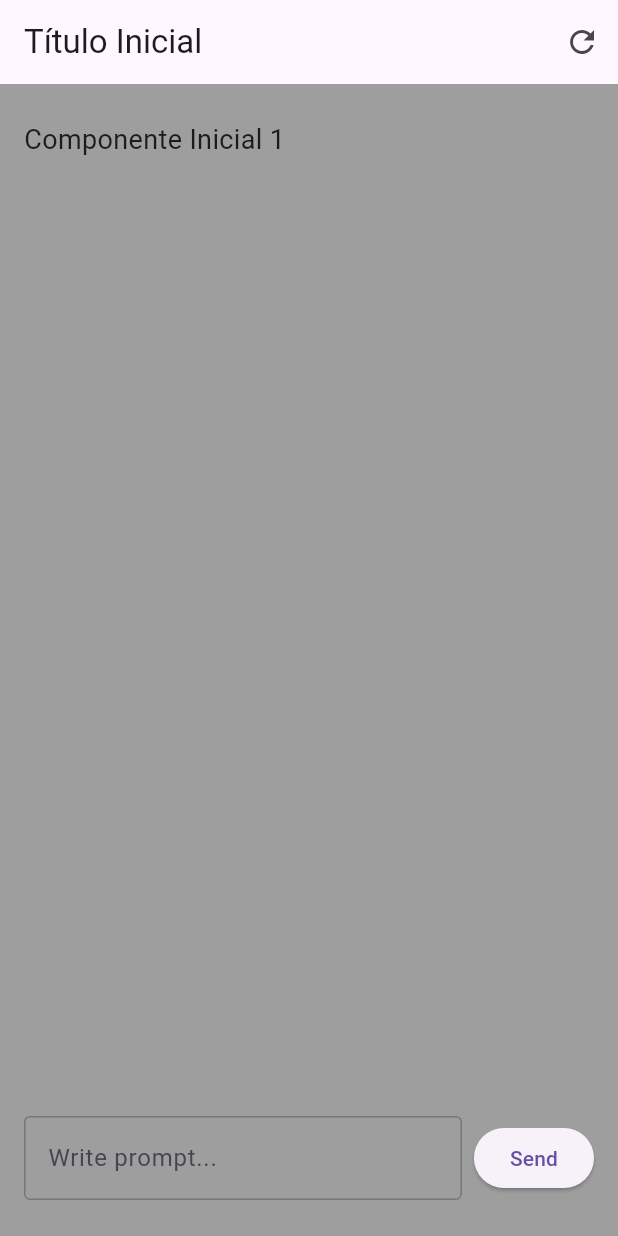
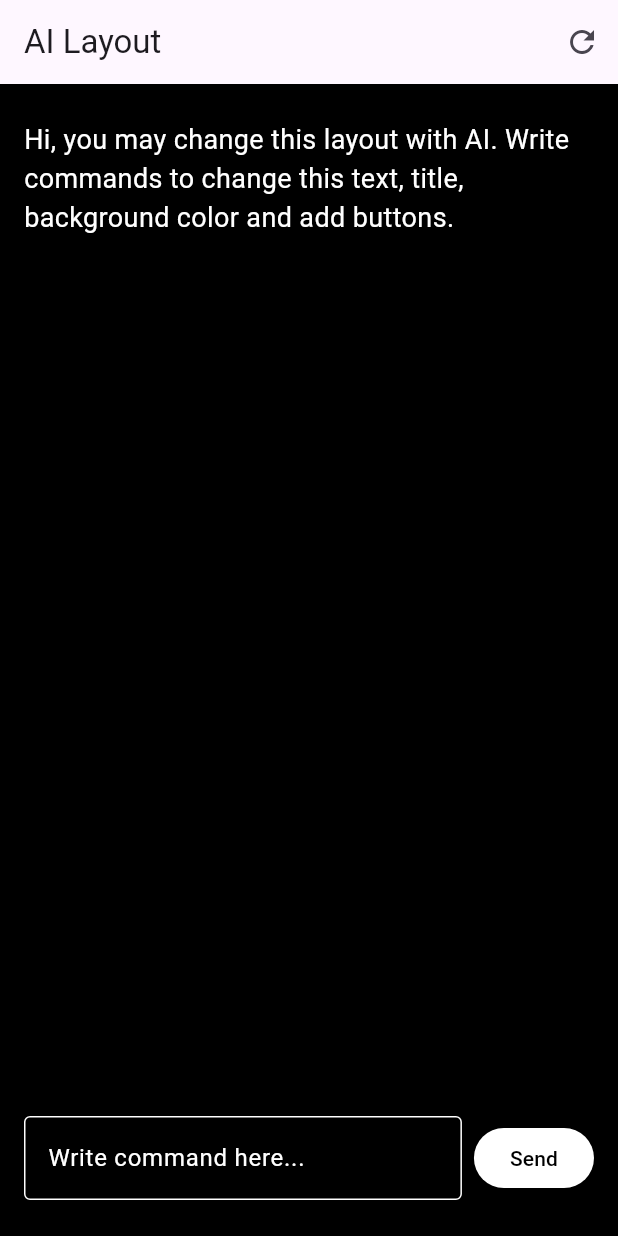
Before and after one commit to VistellaX/AI-Layout, a Flutter app: the screen it shows after launch, on a phone screen of 412 x 824 dp. Run offline on Flutter 3.47's test engine with Material 3 defaults, Android fonts, the phone set to English and light mode, and no system bars; our stand-ins replace flutter_dotenv.

Commit message:
1.0.1 Added LLM for dynamic layout change with natural language

```diff
--- a/lib/main.dart
+++ b/lib/main.dart
@@ -2,8 +2,11 @@ import 'package:flutter/material.dart';
 import 'package:provider/provider.dart';
 import 'package:ai_layout/screens/main_screen.dart';
 import 'package:ai_layout/services/ui_state_notifier.dart';
+import 'package:flutter_dotenv/flutter_dotenv.dart';
 
-void main() {
+void main() async {
+  WidgetsFlutterBinding.ensureInitialized();
+  await dotenv.load(fileName: '.env');
   runApp(
       ChangeNotifierProvider(
         create: (context) => UiStateNotifier(),
@@ -17,7 +20,7 @@ class MyApp extends StatelessWidget {
   @override
   Widget build(BuildContext context) {
     return MaterialApp(
-      title: 'Flutter Dynamic UI',
+      title: 'Flutter Dynamic Layout',
       home: MainScreen(),
     );
   }
--- a/lib/screens/main_screen.dart
+++ b/lib/screens/main_screen.dart
@@ -4,6 +4,8 @@ import 'package:flutter/material.dart';
 import 'package:provider/provider.dart';
 
 class MainScreen extends StatefulWidget {
+  const MainScreen({super.key});
+
   @override
   _MainScreenState createState() => _MainScreenState();
 }
@@ -12,16 +14,64 @@ class _MainScreenState extends State<MainScreen> {
   final _promptController = TextEditingController();
 
   @override
+  void initState() {
+    super.initState();
+    _promptController.addListener(() {
+      final uiStateNotifier = context.read<UiStateNotifier>();
+      if (_promptController.text.isNotEmpty && uiStateNotifier.uiState.errorMessage != null) {
+        uiStateNotifier.clearErrorMessage();
+      }
+    });
+  }
+
+  @override
   void dispose() {
     _promptController.dispose();
     super.dispose();
   }
 
+  void _submitPrompt() {
+    final prompt = _promptController.text;
+    if (prompt.isNotEmpty) {
+      context.read<UiStateNotifier>().processPrompt(prompt);
+    } else {
+      // Mostrar um erro se o prompt estiver vazio, se não for tratado no Notifier
+      ScaffoldMessenger.of(context).showSnackBar(
+        SnackBar(content: Text('Please, write a command.'), backgroundColor: Colors.orange),
+      );
+    }
+  }
+
+  Color getTextColorForBackground(Color backgroundColor) {
+    // Calculates the luminance of the background color.
+    // The formula for perceived luminance is Y = 0.299*R + 0.587*G + 0.114*B
+    // Colors with luminance < 0.5 are generally considered dark.
+    // Normalizes RGB values to the range 0-1.
+    double luminance = (0.299 * backgroundColor.r / 255) +
+        (0.587 * backgroundColor.g / 255) +
+        (0.114 * backgroundColor.b / 255);
+
+    return luminance > 0.5 ? Colors.black : Colors.white;
+  }
+
   @override
   Widget build(BuildContext context) {
-    // Ouve as mudanças no UiStateNotifier
     final uiStateNotifier = context.watch<UiStateNotifier>();
     final uiState = uiStateNotifier.uiState;
+    final Color textFieldTextColor = getTextColorForBackground(uiState.backgroundColor);
+
+    if (uiState.errorMessage != null && !uiState.isLoading) { // Não mostrar erro se estiver carregando novo
+      WidgetsBinding.instance.addPostFrameCallback((_) {
+        ScaffoldMessenger.of(context).removeCurrentSnackBar();
+        ScaffoldMessenger.of(context).showSnackBar(
+          SnackBar(
+            content: Text(uiState.errorMessage!),
+            backgroundColor: Colors.redAccent,
+          ),
+        );
+        context.read<UiStateNotifier>().clearErrorMessage();
+      });
+    }
 
     return Scaffold(
       appBar: AppBar(
@@ -29,8 +79,8 @@ class _MainScreenState extends State<MainScreen> {
         actions: [
           IconButton(
             icon: Icon(Icons.refresh),
-            onPressed: () {
-              // Usa context.read para chamar métodos sem reconstruir quando o método é chamado
+            onPressed: uiState.isLoading ? null : () {
+              // Use context.read to call methods without rebuilding when the method is called
               context.read<UiStateNotifier>().resetUi();
               _promptController.clear();
             },
@@ -42,7 +92,7 @@ class _MainScreenState extends State<MainScreen> {
         padding: const EdgeInsets.all(16.0),
         child: Column(
           children: <Widget>[
-            // Lista de componentes dinâmicos
+            // List of dynamic components
             Expanded(
               child: ListView.builder(
                 itemCount: uiState.componentProperties.length,
@@ -57,16 +107,23 @@ class _MainScreenState extends State<MainScreen> {
                     return Padding(
                       padding: const EdgeInsets.symmetric(vertical: 8.0),
                       child: ElevatedButton(
-                        onPressed: () {}, // Ação do botão pode ser definida depois
+                        onPressed: () {},
                         child: Text(component.text),
                         style: ElevatedButton.styleFrom(backgroundColor: component.color),
                       ),
                     );
                   }
-                  return SizedBox.shrink(); // Componente desconhecido
+                  return SizedBox.shrink(); // Unknown component
                 },
               ),
             ),
+            if (uiState.isLoading)
+              Padding(
+                padding: const EdgeInsets.symmetric(vertical: 8.0),
+                child: Center(child: CircularProgressIndicator(
+                  valueColor: AlwaysStoppedAnimation<Color>(textFieldTextColor),
+                )),
+              ),
             // Barra de entrada
             Padding(
               padding: const EdgeInsets.symmetric(vertical: 8.0),
@@ -75,28 +132,34 @@ class _MainScreenState extends State<MainScreen> {
                   Expanded(
                     child: TextField(
                       controller: _promptController,
+                      style: TextStyle(color: textFieldTextColor),
                       decoration: InputDecoration(
-                        hintText: "Write prompt...",
-                        border: OutlineInputBorder(),
+                        hintText: "Write command here...",
+                        hintStyle: TextStyle(color: textFieldTextColor.withValues()), // Um pouco mais sutil
+                        border: OutlineInputBorder(
+                          borderSide: BorderSide(color: textFieldTextColor.withValues()),
+                        ),
+                        enabledBorder: OutlineInputBorder( // Edge when enabled
+                          borderSide: BorderSide(color: textFieldTextColor.withValues()),
+                        ),
+                        focusedBorder: OutlineInputBorder( // Edge when focused
+                          borderSide: BorderSide(color: textFieldTextColor, width: 2.0),
+                        ),
                       ),
-                      onSubmitted: (value) { // Permite enviar com Enter
-                        if (value.isNotEmpty) {
-                          context.read<UiStateNotifier>().processPrompt(value);
-                          _promptController.clear();
-                        }
+                      enabled: !uiState.isLoading,
+                      onSubmitted: uiState.isLoading ? null : (value) { // Allows you to send with Enter
+                        _submitPrompt();
                       },
                     ),
                   ),
                   SizedBox(width: 8),
                   ElevatedButton(
-                    child: Text('Send'),
-                    onPressed: () {
-                      final prompt = _promptController.text;
-                      if (prompt.isNotEmpty) {
-                        context.read<UiStateNotifier>().processPrompt(prompt);
-                        _promptController.clear();
-                      }
-                    },
+                    style: ElevatedButton.styleFrom(
+                      backgroundColor: textFieldTextColor, // Button with text color
+                      foregroundColor: uiState.backgroundColor, // Button text with background color
+                    ).copyWith(),
+                    child: uiState.isLoading ? SizedBox(height: 20, width: 20, child: CircularProgressIndicator(strokeWidth: 2, valueColor: AlwaysStoppedAnimation<Color>(uiState.backgroundColor))) : Text('Send'),
+                    onPressed: uiState.isLoading ? null : _submitPrompt,
                   ),
                 ],
               ),
--- /dev/null
+++ b/lib/services/gemini_service.dart
@@ -0,0 +1,130 @@
+import 'dart:convert';
+import 'package:http/http.dart' as http;
+import 'package:flutter_dotenv/flutter_dotenv.dart';
+
+class GeminiService {
+  final String? apiKey = dotenv.env['GEMINI_API_KEY'];
+  final String? apiUrl = dotenv.env['GEMINI_API_URL'];
+
+  static const String _systemInstruction = """
+You are a wizard helping to modify a Flutter app's user interface.
+The user provides a natural language command. Your task is to parse this command
+and generate a list of actions in JSON format that the app can understand.
+The response MUST be ONLY the JSON array, with no additional text or explanation before or after.
+
+Valid JSON actions and their parameters:
+1.  `{"action": "update_title", "value": "NEW_TITLE_STRING"}`
+2.  `{"action": "update_background_color", "value": "COLOR_NAME_OR_HEX_STRING"}`
+    (Common colors: red, green, blue, yellow, orange, purple, pink, black, white, grey/gray. Hex: #RRGGBB)
+3.  `{"action": "add_component", "component": {"type": "STRING_COMPONENT_TYPE", "text": "TEXT_COMPONENT_STRING", "color": "COLOR_NAME_OR_HEX_STRING_OPTIONAL"}}`
+    (Valid component types: 'text', 'button')
+4.  `{"action": "update_component_text", "index": NUMERICAL_INDEX_BASE_0, "text": "NEW_TEXT_STRING"}`
+5.  `{"action": "update_component_color", "index": NUMERICAL_INDEX_BASE_0, "color": "COLOR_NAME_OR_HEX_STRING"}`
+5.  `{"action": "remove_component", "index": NUMERICAL_INDEX_BASE_0}`
+6.  `{"action": "clear_components"}`
+
+Interaction Examples:
+User: Change the title to 'My Awesome App' and the background to green.
+You Return:
+[
+  {"action": "update_title", "value": "My Amazing App"},
+  {"action": "update_background_color", "value": "green"}
+]
+
+User: Add a blue button with the text 'Click Here'.
+You Return:
+[
+  {"action": "add_component", "component": {"type": "button", "text": "Click here", "color": "blue"}}
+]
+
+User: Clear screen.
+You Return:
+[
+  {"action": "clear_components"}
+]
+
+User: Put 'Hello World' in the first item.
+You Return:
+[
+  {"action": "update_component_text", "index": 0, "text": "Hello World"}
+]
+
+User: Change the color of the 'Hello World' text to green.
+You Return:
+[
+  {"action": "update_component_color", "index": 0, "color": "green"}
+]
+
+If the command is unclear or cannot be translated into JSON actions, return an empty JSON array: `[]`.
+YOUR RESPONSE SHOULD BE JUST THE JSON ARRAY. DO NOT wrap the JSON in Markdown code blocks ().
+DO NOT include any explanatory text before or after the JSON array. The response must begin directly with `[` and end with `]`.
+""";
+  Future<String> getJsonPayloadFromPrompt(String userPrompt) async {
+    final Uri uri = Uri.parse(apiUrl!);
+
+    //List<Map<String, dynamic>> localMsgs = [...msgs];
+    // insere o system prompt no inicio da conversa
+    final Map<String, dynamic> requestBody = {
+      "contents": [
+        {
+          "role": "user",
+          "parts": [
+            {"text": _systemInstruction},
+            {"text": "Comando do Usuário: ${userPrompt}"}
+          ]
+        }
+      ],
+      // ... generationConfig e safetySettings ...
+    };
+    try {
+      final response = await http.post(
+        uri,
+        headers: {
+          'Content-Type': 'application/json',
+        },
+        body: jsonEncode(requestBody),
+      );
+
+      if (response.statusCode == 200) {
+        final responseBody = jsonDecode(response.body);
+        if (responseBody['candidates'] != null &&
+            responseBody['candidates'] is List &&
+            (responseBody['candidates'] as List).isNotEmpty &&
+            responseBody['candidates'][0]['content'] != null &&
+            responseBody['candidates'][0]['content']['parts'] != null &&
+            responseBody['candidates'][0]['content']['parts'] is List &&
+            (responseBody['candidates'][0]['content']['parts'] as List).isNotEmpty &&
+            responseBody['candidates'][0]['content']['parts'][0]['text'] != null) {
+
+          String generatedJson = responseBody['candidates'][0]['content']['parts'][0]['text'];
+          print('--- Gemini Raw Response Text ---');
+          print(generatedJson);
+          print('--------------------------------');
+
+          String cleanedJson = generatedJson.trim();
+          print('--- Cleaned JSON Attempt ---');
+          print(cleanedJson);
+          print('----------------------------');
+          try {
+            jsonDecode(cleanedJson); // Apenas para validar o formato JSON
+            return cleanedJson;
+          } catch (e) {
+            print('Gemini returned text that is not valid JSON even after cleaning: $cleanedJson');
+            // SE ESTA EXCEÇÃO FOR LANÇADA...
+            throw Exception('Gemini response is not valid JSON even after sanitization. Contents: $cleanedJson');
+          }
+        } else {
+          print('Gemini API Unexpected Response Structure: ${response.body}');
+          throw Exception('Unexpected response from Gemini API.');
+        }
+      } else {
+        print('Gemini API Error: ${response.statusCode}');
+        print('Error Body: ${response.body}');
+        throw Exception('Gemini API Error: ${response.statusCode}');
+      }
+    } catch (e) {
+      print('Error calling Gemini API: $e');
+      throw Exception('Error connecting to Gemini service: $e');
+    }
+  }
+}
--- a/lib/services/ui_state.dart
+++ b/lib/services/ui_state.dart
@@ -4,12 +4,16 @@ class UiState {
   Color backgroundColor;
   List<ComponentProperty> componentProperties;
   String inputBarText;
+  String? errorMessage;
+  bool isLoading;
 
   UiState({
     required this.title,
     required this.backgroundColor,
     this.componentProperties = const [],
     this.inputBarText = '',
+    this.isLoading = false,
+    this.errorMessage,
   });
 
   // Método para criar uma cópia com valores atualizados (imutabilidade é uma boa prática)
@@ -18,6 +22,9 @@ class UiState {
     Color? backgroundColor,
     List<ComponentProperty>? componentProperties,
     String? inputBarText,
+    String? errorMessage,
+    bool? isLoading,
+    bool  clearErrorMessage = false,
   }) {
     return UiState(
       title: title ?? this.title,
--- a/pubspec.yaml
+++ b/pubspec.yaml
@@ -35,6 +35,8 @@ dependencies:
   # Use with the CupertinoIcons class for iOS style icons.
   cupertino_icons: ^1.0.8
   provider: ^6.0.5
+  http: any
+  flutter_dotenv: ^5.0.2
 
 dev_dependencies:
   flutter_test:
@@ -57,6 +59,9 @@ flutter:
   # included with your application, so that you can use the icons in
   # the material Icons class.
   uses-material-design: true
+  assets:
+    - assets/
+    - .env
 
   # To add assets to your application, add an assets section, like this:
   # assets:
```
Also changed, not shown: lib/services/payload.json (added, +35 -0 lines), lib/services/ui_state_notifier.dart (+239 -46 lines), pubspec.lock, 3 other files.
